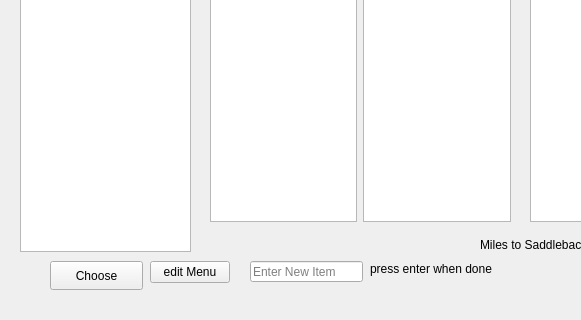
Qt form FFF_Project_1/mainwindow.ui (EPaz0/Project-1-Fast-Food-Fantasy) before a commit; both pictures show x 0 to 581 and y 228 to 548 of the 862 by 548 pixel window.
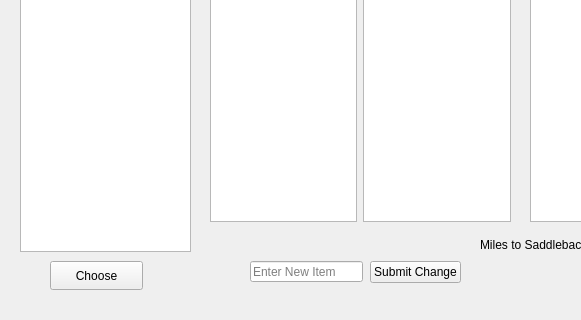
The same form after that commit.

Commit message: Modifiable SQL and list: menu and price

Patch:
```diff
--- a/FFF_Project_1/mainwindow.ui
+++ b/FFF_Project_1/mainwindow.ui
@@ -152,19 +152,6 @@
      </item>
     </layout>
    </widget>
-   <widget class="QPushButton" name="editMenu">
-    <property name="geometry">
-     <rect>
-      <x>150</x>
-      <y>470</y>
-      <width>80</width>
-      <height>22</height>
-     </rect>
-    </property>
-    <property name="text">
-     <string>edit Menu</string>
-    </property>
-   </widget>
    <widget class="QLineEdit" name="editMenuInput">
     <property name="geometry">
      <rect>
@@ -178,17 +165,17 @@
      <string>Enter New Item</string>
     </property>
    </widget>
-   <widget class="QLabel" name="editMenuLabel">
+   <widget class="QPushButton" name="SubmitChange">
     <property name="geometry">
      <rect>
       <x>370</x>
       <y>470</y>
-      <width>131</width>
-      <height>16</height>
+      <width>91</width>
+      <height>22</height>
      </rect>
     </property>
     <property name="text">
-     <string>press enter when done</string>
+     <string>Submit Change</string>
     </property>
    </widget>
   </widget>
```
The commit also changes 16 other files.
